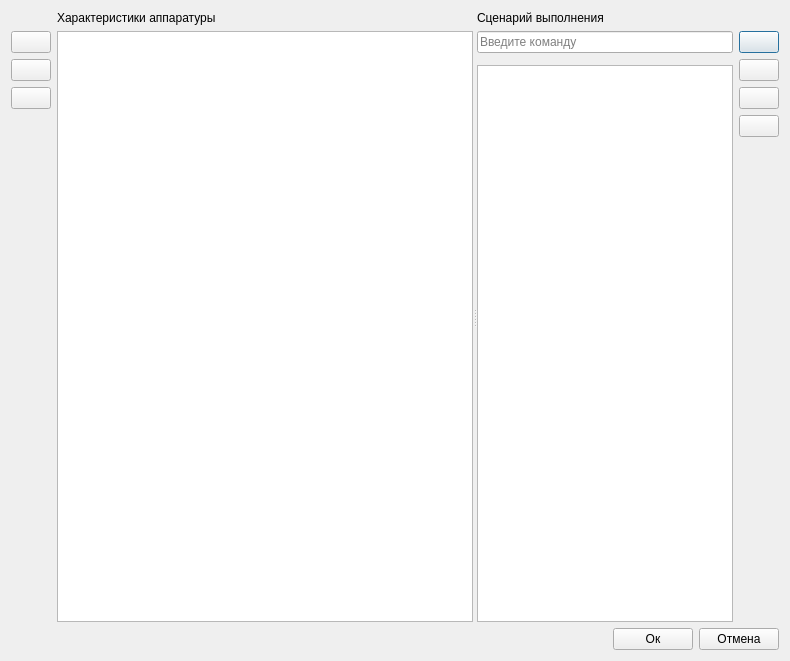
The window that ui/config_dialog.ui (irsural/spectrum_reader) describes before a commit, drawn with Qt 5.
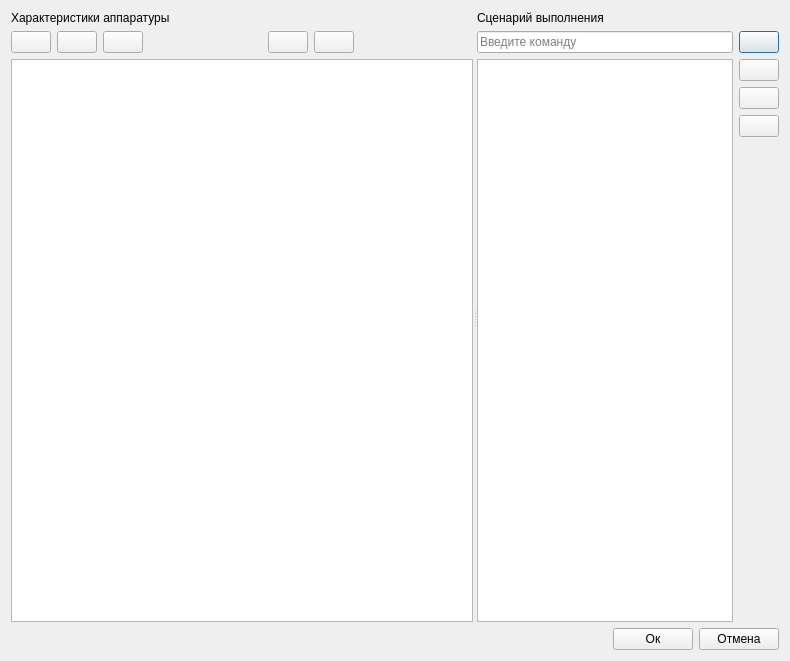
The same window after the commit. Icons and pictures are not drawn.

```diff
--- a/ui/config_dialog.ui
+++ b/ui/config_dialog.ui
@@ -76,7 +76,105 @@
        <property name="verticalSpacing">
         <number>0</number>
        </property>
-       <item row="1" column="1">
+       <item row="0" column="0">
+        <widget class="QLabel" name="label">
+         <property name="text">
+          <string>Характеристики аппаратуры</string>
+         </property>
+        </widget>
+       </item>
+       <item row="1" column="0">
+        <layout class="QHBoxLayout" name="horizontalLayout_4">
+         <property name="spacing">
+          <number>6</number>
+         </property>
+         <property name="topMargin">
+          <number>6</number>
+         </property>
+         <item>
+          <widget class="QPushButton" name="load_response_from_file_button">
+           <property name="text">
+            <string/>
+           </property>
+           <property name="icon">
+            <iconset resource="../../irspy/qt/resources/icons.qrc">
+             <normaloff>:/icons/icons/open.png</normaloff>:/icons/icons/open.png</iconset>
+           </property>
+          </widget>
+         </item>
+         <item>
+          <widget class="QPushButton" name="save_response_to_file_button">
+           <property name="text">
+            <string/>
+           </property>
+           <property name="icon">
+            <iconset resource="../../irspy/qt/resources/icons.qrc">
+             <normaloff>:/icons/icons/save.png</normaloff>:/icons/icons/save.png</iconset>
+           </property>
+          </widget>
+         </item>
+         <item>
+          <widget class="QPushButton" name="show_graph_button">
+           <property name="text">
+            <string/>
+           </property>
+           <property name="icon">
+            <iconset resource="../../irspy/qt/resources/icons.qrc">
+             <normaloff>:/icons/icons/graph_2.png</normaloff>:/icons/icons/graph_2.png</iconset>
+           </property>
+          </widget>
+         </item>
+         <item>
+          <spacer name="horizontalSpacer">
+           <property name="orientation">
+            <enum>Qt::Horizontal</enum>
+           </property>
+           <property name="sizeHint" stdset="0">
+            <size>
+             <width>40</width>
+             <height>20</height>
+            </size>
+           </property>
+          </spacer>
+         </item>
+         <item>
+          <widget class="QPushButton" name="add_row_button">
+           <property name="text">
+            <string/>
+           </property>
+           <property name="icon">
+            <iconset resource="../../irspy/qt/resources/icons.qrc">
+             <normaloff>:/icons/icons/add_row.png</normaloff>:/icons/icons/add_row.png</iconset>
+           </property>
+          </widget>
+         </item>
+         <item>
+          <widget class="QPushButton" name="delete_row_button">
+           <property name="text">
+            <string/>
+           </property>
+           <property name="icon">
+            <iconset resource="../../irspy/qt/resources/icons.qrc">
+             <normaloff>:/icons/icons/remove_row.png</normaloff>:/icons/icons/remove_row.png</iconset>
+           </property>
+          </widget>
+         </item>
+         <item>
+          <spacer name="horizontalSpacer_3">
+           <property name="orientation">
+            <enum>Qt::Horizontal</enum>
+           </property>
+           <property name="sizeHint" stdset="0">
+            <size>
+             <width>40</width>
+             <height>20</height>
+            </size>
+           </property>
+          </spacer>
+         </item>
+        </layout>
+       </item>
+       <item row="2" column="0">
         <layout class="QVBoxLayout" name="verticalLayout_5">
          <property name="spacing">
           <number>0</number>
@@ -104,7 +202,7 @@
           </layout>
          </item>
          <item>
-          <widget class="QTableView" name="device_response_table_2">
+          <widget class="QTableView" name="device_response_table">
            <property name="sizePolicy">
             <sizepolicy hsizetype="Expanding" vsizetype="Expanding">
              <horstretch>2</horstretch>
@@ -115,69 +213,6 @@
          </item>
         </layout>
        </item>
-       <item row="0" column="1">
-        <widget class="QLabel" name="label">
-         <property name="text">
-          <string>Характеристики аппаратуры</string>
-         </property>
-        </widget>
-       </item>
-       <item row="1" column="0">
-        <layout class="QVBoxLayout" name="verticalLayout_3">
-         <property name="spacing">
-          <number>6</number>
-         </property>
-         <property name="topMargin">
-          <number>6</number>
-         </property>
-         <item>
-          <widget class="QPushButton" name="show_graph_button">
-           <property name="text">
-            <string/>
-           </property>
-           <property name="icon">
-            <iconset resource="../../irspy/qt/resources/icons.qrc">
-             <normaloff>:/icons/icons/graph_2.png</normaloff>:/icons/icons/graph_2.png</iconset>
-           </property>
-          </widget>
-         </item>
-         <item>
-          <widget class="QPushButton" name="load_response_from_file_button">
-           <property name="text">
-            <string/>
-           </property>
-           <property name="icon">
-            <iconset resource="../../irspy/qt/resources/icons.qrc">
-             <normaloff>:/icons/icons/open.png</normaloff>:/icons/icons/open.png</iconset>
-           </property>
-          </widget>
-         </item>
-         <item>
-          <widget class="QPushButton" name="save_response_to_file_button">
-           <property name="text">
-            <string/>
-           </property>
-           <property name="icon">
-            <iconset resource="../../irspy/qt/resources/icons.qrc">
-             <normaloff>:/icons/icons/save.png</normaloff>:/icons/icons/save.png</iconset>
-           </property>
-          </widget>
-         </item>
-         <item>
-          <spacer name="verticalSpacer_2">
-           <property name="orientation">
-            <enum>Qt::Vertical</enum>
-           </property>
-           <property name="sizeHint" stdset="0">
-            <size>
-             <width>20</width>
-             <height>40</height>
-            </size>
-           </property>
-          </spacer>
-         </item>
-        </layout>
-       </item>
       </layout>
      </widget>
      <widget class="QFrame" name="frame">
@@ -209,7 +244,7 @@
        <property name="bottomMargin">
         <number>0</number>
        </property>
-       <item row="3" column="0">
+       <item row="2" column="0">
         <widget class="QListWidget" name="cmd_list_widget">
          <property name="sizePolicy">
           <sizepolicy hsizetype="Expanding" vsizetype="Expanding">
@@ -225,24 +260,7 @@
          </property>
         </widget>
        </item>
-       <item row="1" column="0">
-        <widget class="QLineEdit" name="cmd_edit">
-         <property name="inputMask">
-          <string/>
-         </property>
-         <property name="placeholderText">
-          <string>Введите команду</string>
-         </property>
-        </widget>
-       </item>
-       <item row="0" column="0">
-        <widget class="QLabel" name="label_2">
-         <property name="text">
-          <string>Cценарий выполнения</string>
-         </property>
-        </widget>
-       </item>
-       <item row="1" column="1" rowspan="3">
+       <item row="1" column="1" rowspan="2">
         <layout class="QVBoxLayout" name="verticalLayout_2">
          <item>
           <widget class="QPushButton" name="add_cmd_button">
@@ -306,6 +324,23 @@
          </item>
         </layout>
        </item>
+       <item row="1" column="0">
+        <widget class="QLineEdit" name="cmd_edit">
+         <property name="inputMask">
+          <string/>
+         </property>
+         <property name="placeholderText">
+          <string>Введите команду</string>
+         </property>
+        </widget>
+       </item>
+       <item row="0" column="0">
+        <widget class="QLabel" name="label_2">
+         <property name="text">
+          <string>Cценарий выполнения</string>
+         </property>
+        </widget>
+       </item>
       </layout>
      </widget>
     </widget>
```
